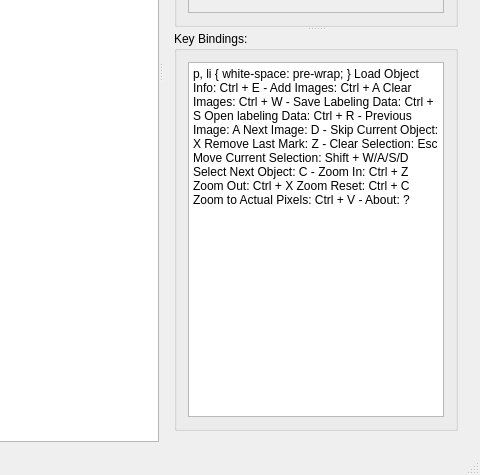
Qt form Kaname/form/Kaname.ui (sakamoto-poteko/Kaname) before a commit; both pictures show x 727 to 1207 and y 341 to 816 of the 1207 by 816 pixel window.
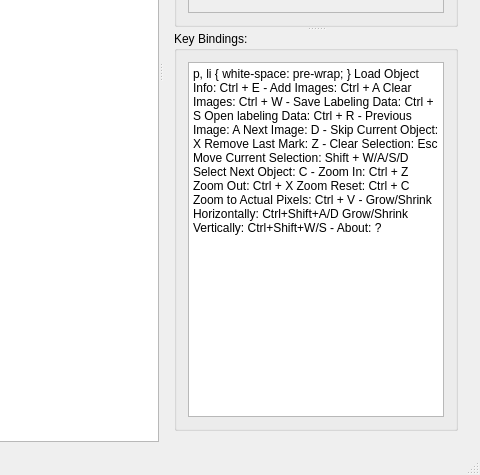
The same form after that commit. Icons and pictures are not drawn. Custom widgets are drawn as their Qt base class.

What changed in the file:
```diff
--- a/Kaname/form/Kaname.ui
+++ b/Kaname/form/Kaname.ui
@@ -178,9 +178,9 @@
                <string>&lt;!DOCTYPE HTML PUBLIC &quot;-//W3C//DTD HTML 4.0//EN&quot; &quot;http://www.w3.org/TR/REC-html40/strict.dtd&quot;&gt;
 &lt;html&gt;&lt;head&gt;&lt;meta name=&quot;qrichtext&quot; content=&quot;1&quot; /&gt;&lt;style type=&quot;text/css&quot;&gt;
 p, li { white-space: pre-wrap; }
-&lt;/style&gt;&lt;/head&gt;&lt;body style=&quot; font-family:'MS Shell Dlg 2'; font-size:7.875pt; font-weight:400; font-style:normal;&quot;&gt;
-&lt;p style=&quot; margin-top:0px; margin-bottom:0px; margin-left:0px; margin-right:0px; -qt-block-indent:0; text-indent:0px;&quot;&gt;&lt;span style=&quot; font-size:8.25pt;&quot;&gt;Load Object Info: Ctrl + E&lt;/span&gt;&lt;/p&gt;
-&lt;p style=&quot; margin-top:0px; margin-bottom:0px; margin-left:0px; margin-right:0px; -qt-block-indent:0; text-indent:0px;&quot;&gt;&lt;span style=&quot; font-size:8.25pt;&quot;&gt;-&lt;/span&gt;&lt;/p&gt;
+&lt;/style&gt;&lt;/head&gt;&lt;body style=&quot; font-family:'MS Shell Dlg 2'; font-size:8.25pt; font-weight:400; font-style:normal;&quot;&gt;
+&lt;p style=&quot; margin-top:0px; margin-bottom:0px; margin-left:0px; margin-right:0px; -qt-block-indent:0; text-indent:0px;&quot;&gt;Load Object Info: Ctrl + E&lt;/p&gt;
+&lt;p style=&quot; margin-top:0px; margin-bottom:0px; margin-left:0px; margin-right:0px; -qt-block-indent:0; text-indent:0px;&quot;&gt;-&lt;/p&gt;
 &lt;p style=&quot; margin-top:0px; margin-bottom:0px; margin-left:0px; margin-right:0px; -qt-block-indent:0; text-indent:0px;&quot;&gt;&lt;span style=&quot; font-size:8pt;&quot;&gt;Add Images: Ctrl + A&lt;/span&gt;&lt;/p&gt;
 &lt;p style=&quot; margin-top:0px; margin-bottom:0px; margin-left:0px; margin-right:0px; -qt-block-indent:0; text-indent:0px;&quot;&gt;&lt;span style=&quot; font-size:8pt;&quot;&gt;Clear Images: Ctrl + W&lt;/span&gt;&lt;/p&gt;
 &lt;p style=&quot; margin-top:0px; margin-bottom:0px; margin-left:0px; margin-right:0px; -qt-block-indent:0; text-indent:0px;&quot;&gt;&lt;span style=&quot; font-size:8pt;&quot;&gt;-&lt;/span&gt;&lt;/p&gt;
@@ -202,6 +202,9 @@
 &lt;p style=&quot; margin-top:0px; margin-bottom:0px; margin-left:0px; margin-right:0px; -qt-block-indent:0; text-indent:0px;&quot;&gt;&lt;span style=&quot; font-size:8pt;&quot;&gt;Zoom Reset: Ctrl + C&lt;/span&gt;&lt;/p&gt;
 &lt;p style=&quot; margin-top:0px; margin-bottom:0px; margin-left:0px; margin-right:0px; -qt-block-indent:0; text-indent:0px;&quot;&gt;&lt;span style=&quot; font-size:8pt;&quot;&gt;Zoom to Actual Pixels: Ctrl + V&lt;/span&gt;&lt;/p&gt;
 &lt;p style=&quot; margin-top:0px; margin-bottom:0px; margin-left:0px; margin-right:0px; -qt-block-indent:0; text-indent:0px;&quot;&gt;&lt;span style=&quot; font-size:8pt;&quot;&gt;-&lt;/span&gt;&lt;/p&gt;
+&lt;p style=&quot; margin-top:0px; margin-bottom:0px; margin-left:0px; margin-right:0px; -qt-block-indent:0; text-indent:0px;&quot;&gt;&lt;span style=&quot; font-size:8pt;&quot;&gt;Grow/Shrink Horizontally: Ctrl+Shift+A/D&lt;/span&gt;&lt;/p&gt;
+&lt;p style=&quot; margin-top:0px; margin-bottom:0px; margin-left:0px; margin-right:0px; -qt-block-indent:0; text-indent:0px;&quot;&gt;&lt;span style=&quot; font-size:8pt;&quot;&gt;Grow/Shrink Vertically: Ctrl+Shift+W/S&lt;/span&gt;&lt;/p&gt;
+&lt;p style=&quot; margin-top:0px; margin-bottom:0px; margin-left:0px; margin-right:0px; -qt-block-indent:0; text-indent:0px;&quot;&gt;&lt;span style=&quot; font-size:8pt;&quot;&gt;-&lt;/span&gt;&lt;/p&gt;
 &lt;p style=&quot; margin-top:0px; margin-bottom:0px; margin-left:0px; margin-right:0px; -qt-block-indent:0; text-indent:0px;&quot;&gt;&lt;span style=&quot; font-size:8pt;&quot;&gt;About: ?&lt;/span&gt;&lt;/p&gt;&lt;/body&gt;&lt;/html&gt;</string>
               </property>
              </widget>
```
Left out of the diff: 60 changed lines with no effect on the pictures.
